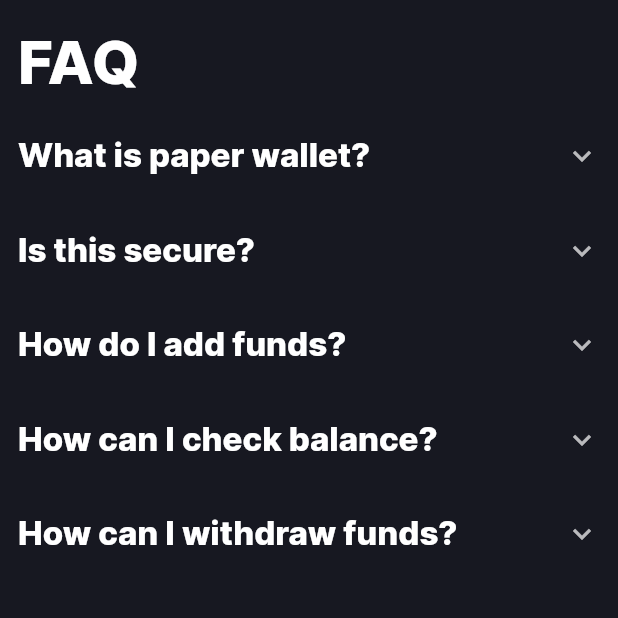
After one commit to AniketSindhu/My_Paper_Crypto_Wallet, a Flutter app: the MoreInfo screen opened directly, on a phone screen of 412 x 824 dp, the top half of it. The commit adds this screen. Run offline on Flutter 3.47's test engine with Material 2 defaults, Android fonts, the light colour scheme and no system bars; drawn by our look-alikes of velocity_x; our stand-ins replace pretty_qr_code; missing offline and left inert: bitcoin_flutter, clipboard, flutter_barcode_scanner, flutter_tooltip, qr.

Commit message:
ux improvement

```diff
--- a/lib/pages/homepage.dart
+++ b/lib/pages/homepage.dart
@@ -6,6 +6,8 @@ import 'package:my_paper_wallet/pages/balance.dart';
 import 'package:my_paper_wallet/pages/btcWallet.dart';
 import 'package:my_paper_wallet/pages/choose.dart';
 import 'package:my_paper_wallet/pages/ethWallet.dart';
+import 'package:my_paper_wallet/pages/moreInfo.dart';
+import 'package:url_launcher/url_launcher.dart';
 import 'package:velocity_x/velocity_x.dart';
 
 class Homepage extends StatefulWidget {
@@ -131,7 +133,13 @@ class _HomepageState extends State<Homepage> {
           ),
           25.heightBox, */
           Divider(),
-          "Learn More".text.size(16).underline.make().objectBottomCenter().expand()
+          InkWell(
+            child: "Learn More".text.size(16).underline.make(),
+            onTap: (){
+              /* Navigator.push(context, MaterialPageRoute(builder: (context)=>MoreInfo())); */
+              launch('https://www.investopedia.com/terms/p/paper-wallet.asp');
+            },
+          ).objectBottomCenter().expand()
         ]).pSymmetric(v: 32, h: context.screenWidth * 0.055));
   }
 }
--- /dev/null
+++ b/lib/pages/moreInfo.dart
@@ -0,0 +1,96 @@
+import 'package:flutter/material.dart';
+import 'package:velocity_x/velocity_x.dart';
+
+class MoreInfo extends StatefulWidget {
+  @override
+  _MoreInfoState createState() => _MoreInfoState();
+}
+
+class _MoreInfoState extends State<MoreInfo> {
+  @override
+  Widget build(BuildContext context) {
+    return Scaffold(
+      backgroundColor: Color(0xff171821),
+      body: VStack([
+        context.screenPadding.top.heightBox,
+        5.heightBox,
+        "FAQ".text.size(40).extraBold.make(),
+        10.heightBox,
+        ExpansionTile(
+          childrenPadding: EdgeInsets.all(8),
+          tilePadding: EdgeInsets.all(0),
+          title: "What is paper wallet?"
+              .text
+              .size(22)
+              .bold
+              .white
+              .make()
+              .objectCenterLeft(),
+          children: [
+            "Generate a paper wallet and print it out. Once the funds are transferred to your paper wallet, your bitcoin and your private information are stored offline and protect against hackers and other threatsYou just have to keep your wallet safe as you would for money.All public information to receive your bitcoin on your wallet. (right side)Once folded, your private information is sealed, the design is secure to avoid revealing your private key by means of a transparent light projection.You can print multiple copies of your portfolioPrint a bitcoin paper wallet is also useful for giving a gift.We advise you to print your bitcoin portfolio on paper of more than 80g / m2, for a better rendering and a better protection, printing on laminated paper and with a laser printer.Once your wallet is printed, folded and sealed, all you have to do is keep it away from its worst enemy ... Water ;)".text.size(16).make()
+          ],
+        ),
+        5.heightBox,
+        ExpansionTile(
+          childrenPadding: EdgeInsets.all(8),
+          tilePadding: EdgeInsets.all(0),
+          title: "Is this secure?"
+              .text
+              .size(22)
+              .bold
+              .white
+              .make()
+              .objectCenterLeft(),
+          children: [
+            "This app never connects you to the internet for wallet generation. It is 100% secure because you never connects to internet in the whole process. This app does not have knowledge of your private key".text.size(16).make()
+          ],
+        ),
+        5.heightBox,
+        ExpansionTile(
+          childrenPadding: EdgeInsets.all(8),
+          tilePadding: EdgeInsets.all(0),
+          title: "How do I add funds?"
+              .text
+              .size(22)
+              .bold
+              .white
+              .make()
+              .objectCenterLeft(),
+          children: [
+            "Add funds to this wallet by instructing others to send bitcoins to your Bitcoin address.".text.size(16).make()
+          ],
+        ),
+        5.heightBox,
+        ExpansionTile(
+          childrenPadding: EdgeInsets.all(8),
+          tilePadding: EdgeInsets.all(0),
+          title: "How can I check balance?"
+              .text
+              .size(22)
+              .bold
+              .white
+              .make()
+              .objectCenterLeft(),
+          children: [
+            "You can check your balance from the homepage by scanning the address qr of this wallet or going to blockchain.info or blockexplorer.com and entering your Bitcoin address.".text.size(16).make()
+          ],
+        ),
+        5.heightBox,
+        ExpansionTile(
+          childrenPadding: EdgeInsets.all(8),
+          tilePadding: EdgeInsets.all(0),
+          title: "How can I withdraw funds?"
+              .text
+              .size(22)
+              .bold
+              .white
+              .make()
+              .objectCenterLeft(),
+          children: [
+            "Scan or copy your private key on all platforms like Blockchain or software like BitcoinCore, make sure the reliability of the website or the software you will use.".text.size(16).make()
+          ],
+        )
+      ]).p12().scrollVertical(),
+    );
+  }
+}
```
